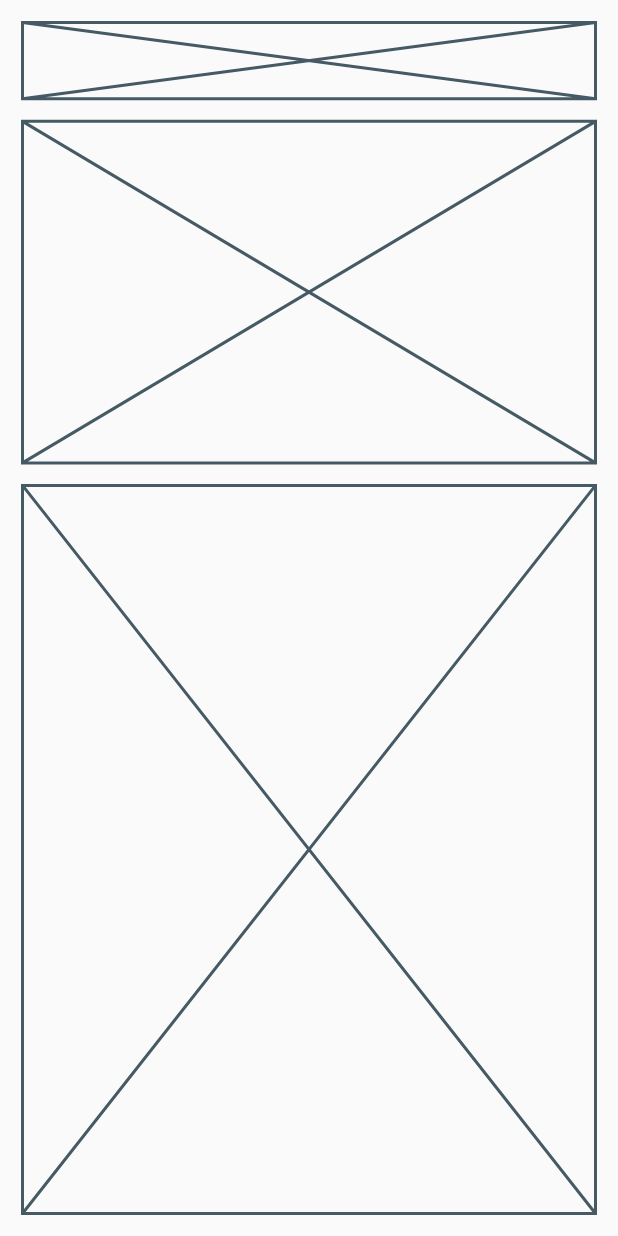
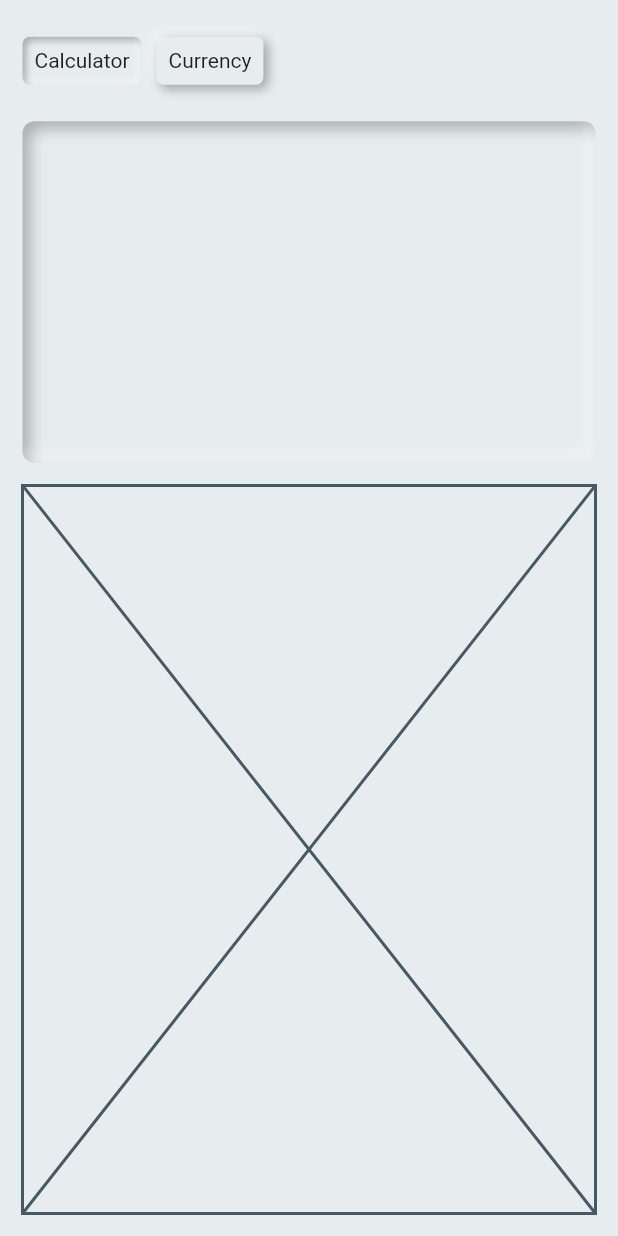
Before and after one commit to kangsudal/calculator_neumorphic, a Flutter app: the screen it shows after launch, on a phone screen of 412 x 824 dp. Run offline on Flutter 3.47's test engine with Material 2 defaults, Android fonts, the phone set to English and light mode, and no system bars; drawn by our look-alikes of flutter_neumorphic.

Commit message:
Apply Neumorphic

```diff
--- a/lib/main.dart
+++ b/lib/main.dart
@@ -1,4 +1,5 @@
 import 'package:flutter/material.dart';
+import 'package:flutter_neumorphic/flutter_neumorphic.dart';
 
 void main() {
   runApp(const MyApp());
@@ -10,19 +11,14 @@ class MyApp extends StatelessWidget {
   // This widget is the root of your application.
   @override
   Widget build(BuildContext context) {
-    return MaterialApp(
+    return NeumorphicApp(
       title: 'Flutter Demo',
-      theme: ThemeData(
-        // This is the theme of your application.
-        //
-        // Try running your application with "flutter run". You'll see the
-        // application has a blue toolbar. Then, without quitting the app, try
-        // changing the primarySwatch below to Colors.green and then invoke
-        // "hot reload" (press "r" in the console where you ran "flutter run",
-        // or simply save your changes to "hot reload" in a Flutter IDE).
-        // Notice that the counter didn't reset back to zero; the application
-        // is not restarted.
-        primarySwatch: Colors.blue,
+      themeMode: ThemeMode.light,
+      theme: NeumorphicThemeData(
+        baseColor: Color(0xFFE7EDEF),
+        lightSource: LightSource.topLeft,
+        depth: 5,
+        intensity: 0.6,
       ),
       home: const MyHomePage(),
     );
@@ -48,19 +44,19 @@ class MyHomePage extends StatelessWidget {
                   Expanded(
                     child: Padding(
                       padding: const EdgeInsets.symmetric(vertical: 15.0),
-                      child: Placeholder(),
+                      child: ModeChangeWidget(),
                     ),
                     flex: 1,
                   ),
                   Expanded(
                     child: Padding(
                       padding: const EdgeInsets.only(bottom: 15.0),
-                      child: Placeholder(),
+                      child: ShowCalculatingWidget(),
                     ),
                     flex: 3,
                   ),
                   Expanded(
-                    child: Placeholder(),
+                    child: InputButtons(),
                     flex: 6,
                   ),
                 ],
@@ -72,3 +68,73 @@ class MyHomePage extends StatelessWidget {
     );
   }
 }
+
+
+class ModeChangeWidget extends StatefulWidget {
+  const ModeChangeWidget({
+    Key? key,
+  }) : super(key: key);
+
+  @override
+  State<ModeChangeWidget> createState() => _ModeChangeWidgetState();
+}
+
+class _ModeChangeWidgetState extends State<ModeChangeWidget> {
+  int? groupValue = 0;
+
+  @override
+  Widget build(BuildContext context) {
+    return Row(
+      children: [
+        NeumorphicRadio(
+          groupValue: groupValue,
+          value: 0,
+          onChanged: (int? value) {
+            setState(() {
+              groupValue = value;
+            });
+          },
+          padding: EdgeInsets.all(8.0),
+          child: Text("Calculator"),
+        ),
+        SizedBox(width: 10,),
+        NeumorphicRadio(
+          groupValue: groupValue,
+          value: 1,
+          onChanged: (int? value) {
+            setState(() {
+              groupValue = value;
+            });
+          },
+          padding: EdgeInsets.all(8.0),
+          child: Text("Currency"),
+        ),
+      ],
+    );
+  }
+}
+
+class ShowCalculatingWidget extends StatelessWidget {
+  const ShowCalculatingWidget({
+    Key? key,
+  }) : super(key: key);
+
+  @override
+  Widget build(BuildContext context) {
+    return Neumorphic(
+      style: NeumorphicStyle(depth: -10,),
+      child: Container(),
+    );
+  }
+}
+
+class InputButtons extends StatelessWidget {
+  const InputButtons({
+    Key? key,
+  }) : super(key: key);
+
+  @override
+  Widget build(BuildContext context) {
+    return Placeholder();
+  }
+}
```
